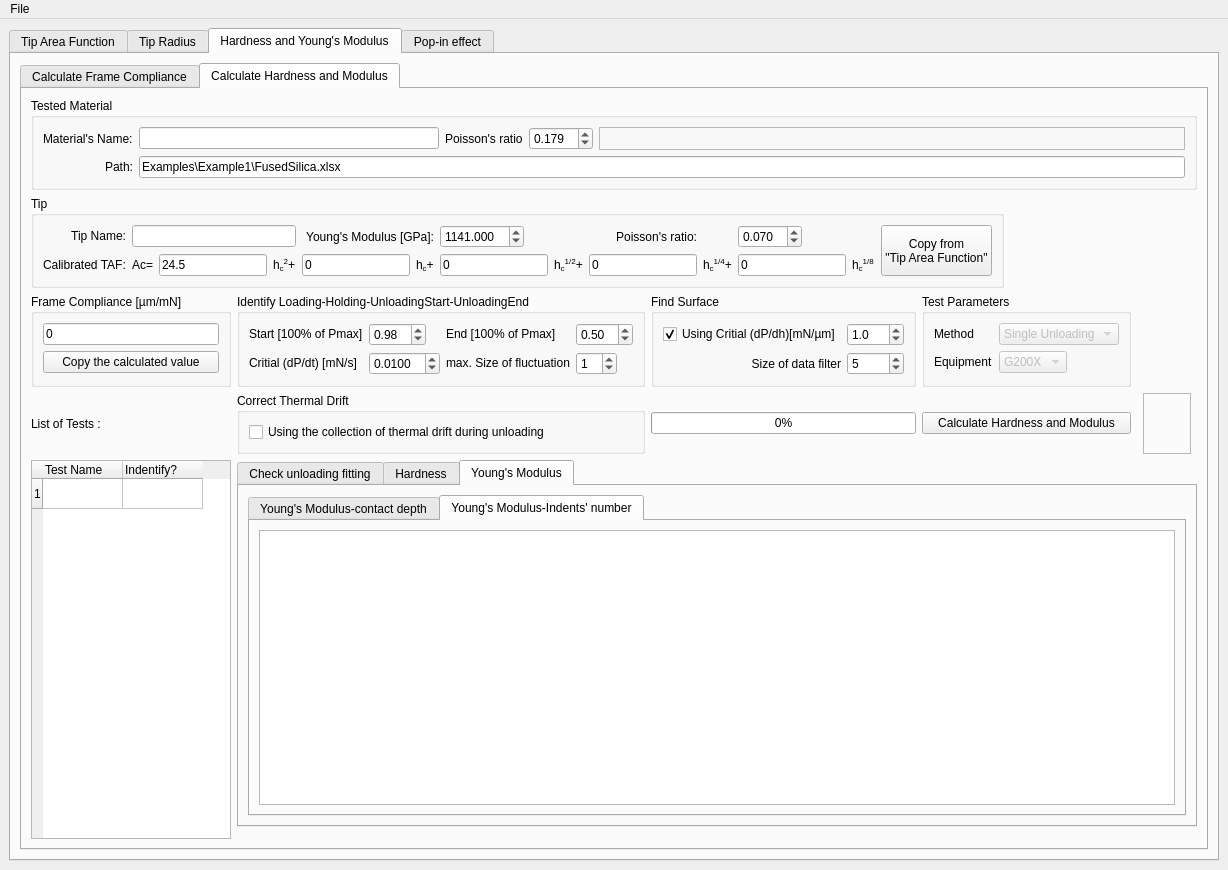
Old version of the form micromechanics_indentationGUI/main_window.ui in the repository micromechanics/indentationGUI.
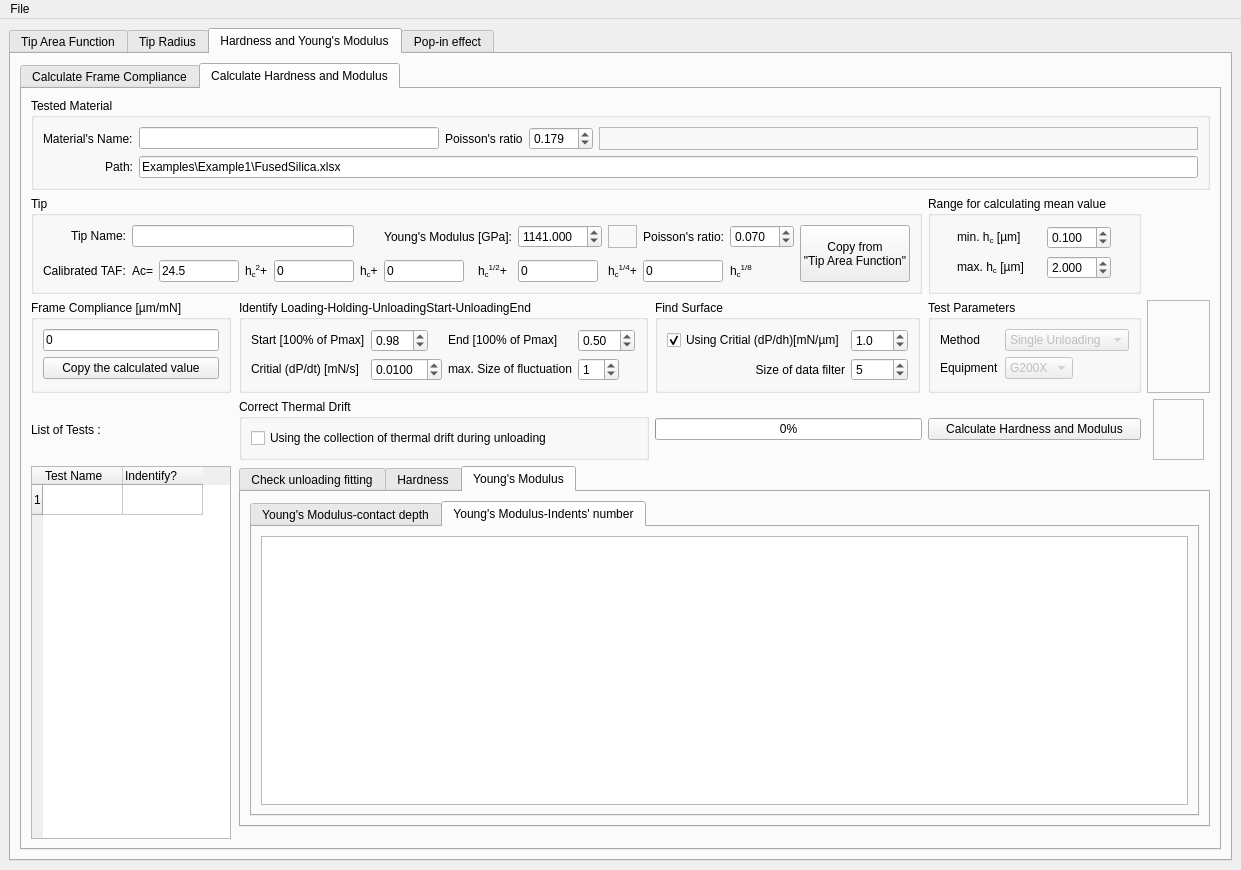
New version of the form. The open tabs and pages were chosen to show the change.

Diff of the .ui file:
```diff
--- a/micromechanics_indentationGUI/main_window.ui
+++ b/micromechanics_indentationGUI/main_window.ui
@@ -6,7 +6,7 @@
    <rect>
     <x>0</x>
     <y>0</y>
-    <width>1226</width>
+    <width>1241</width>
     <height>870</height>
    </rect>
   </property>
@@ -3686,253 +3686,6 @@
                 </property>
                </widget>
               </item>
-              <item row="1" column="0" colspan="7">
-               <widget class="QGroupBox" name="groupBox_23">
-                <property name="sizePolicy">
-                 <sizepolicy hsizetype="Maximum" vsizetype="Minimum">
-                  <horstretch>0</horstretch>
-                  <verstretch>0</verstretch>
-                 </sizepolicy>
-                </property>
-                <property name="minimumSize">
-                 <size>
-                  <width>800</width>
-                  <height>0</height>
-                 </size>
-                </property>
-                <property name="title">
-                 <string>Tip</string>
-                </property>
-                <layout class="QGridLayout" name="gridLayout_43">
-                 <item row="0" column="10">
-                  <widget class="QDoubleSpinBox" name="doubleSpinBox_Poisson_Tip_tabHE">
-                   <property name="sizePolicy">
-                    <sizepolicy hsizetype="Maximum" vsizetype="Fixed">
-                     <horstretch>0</horstretch>
-                     <verstretch>0</verstretch>
-                    </sizepolicy>
-                   </property>
-                   <property name="decimals">
-                    <number>3</number>
-                   </property>
-                   <property name="value">
-                    <double>0.070000000000000</double>
-                   </property>
-                  </widget>
-                 </item>
-                 <item row="1" column="6">
-                  <widget class="QLineEdit" name="lineEdit_TAF3_tabHE">
-                   <property name="text">
-                    <string>0</string>
-                   </property>
-                   <property name="readOnly">
-                    <bool>true</bool>
-                   </property>
-                  </widget>
-                 </item>
-                 <item row="1" column="11">
-                  <widget class="QLabel" name="label_58">
-                   <property name="sizePolicy">
-                    <sizepolicy hsizetype="Maximum" vsizetype="Preferred">
-                     <horstretch>0</horstretch>
-                     <verstretch>0</verstretch>
-                    </sizepolicy>
-                   </property>
-                   <property name="text">
-                    <string>&lt;html&gt;&lt;head/&gt;&lt;body&gt;&lt;p&gt;h&lt;span style=&quot; vertical-align:sub;&quot;&gt;c&lt;/span&gt;&lt;span style=&quot; vertical-align:super;&quot;&gt;1/8&lt;/span&gt;&lt;/p&gt;&lt;/body&gt;&lt;/html&gt;</string>
-                   </property>
-                  </widget>
-                 </item>
-                 <item row="1" column="8">
-                  <widget class="QLineEdit" name="lineEdit_TAF4_tabHE">
-                   <property name="text">
-                    <string>0</string>
-                   </property>
-                   <property name="readOnly">
-                    <bool>true</bool>
-                   </property>
-                  </widget>
-                 </item>
-                 <item row="1" column="4">
-                  <widget class="QLineEdit" name="lineEdit_TAF2_tabHE">
-                   <property name="text">
-                    <string>0</string>
-                   </property>
-                   <property name="readOnly">
-                    <bool>true</bool>
-                   </property>
-                  </widget>
-                 </item>
-                 <item row="0" column="6">
-                  <widget class="QDoubleSpinBox" name="doubleSpinBox_E_Tip_tabHE">
-                   <property name="sizePolicy">
-                    <sizepolicy hsizetype="Maximum" vsizetype="Fixed">
-                     <horstretch>0</horstretch>
-                     <verstretch>0</verstretch>
-                    </sizepolicy>
-                   </property>
-                   <property name="decimals">
-                    <number>3</number>
-                   </property>
-                   <property name="maximum">
-                    <double>99999.990000000005239</double>
-                   </property>
-                   <property name="value">
-                    <double>1141.000000000000000</double>
-                   </property>
-                  </widget>
-                 </item>
-                 <item row="1" column="7">
-                  <widget class="QLabel" name="label_54">
-                   <property name="sizePolicy">
-                    <sizepolicy hsizetype="Maximum" vsizetype="Preferred">
-                     <horstretch>0</horstretch>
-                     <verstretch>0</verstretch>
-                    </sizepolicy>
-                   </property>
-                   <property name="text">
-                    <string>&lt;html&gt;&lt;head/&gt;&lt;body&gt;&lt;p&gt;h&lt;span style=&quot; vertical-align:sub;&quot;&gt;c&lt;/span&gt;&lt;span style=&quot; vertical-align:super;&quot;&gt;1/2&lt;/span&gt;+&lt;/p&gt;&lt;/body&gt;&lt;/html&gt;</string>
-                   </property>
-                  </widget>
-                 </item>
-                 <item row="0" column="0">
-                  <widget class="QLabel" name="label_52">
-                   <property name="sizePolicy">
-                    <sizepolicy hsizetype="Preferred" vsizetype="Maximum">
-                     <horstretch>0</horstretch>
-                     <verstretch>0</verstretch>
-                    </sizepolicy>
-                   </property>
-                   <property name="text">
-                    <string>Tip Name:</string>
-                   </property>
-                   <property name="alignment">
-                    <set>Qt::AlignRight|Qt::AlignTrailing|Qt::AlignVCenter</set>
-                   </property>
-                  </widget>
-                 </item>
-                 <item row="0" column="1" colspan="3">
-                  <widget class="QLineEdit" name="lineEdit_TipName_tabHE"/>
-                 </item>
-                 <item row="1" column="2">
-                  <widget class="QLineEdit" name="lineEdit_TAF1_tabHE">
-                   <property name="text">
-                    <string>24.5</string>
-                   </property>
-                   <property name="readOnly">
-                    <bool>true</bool>
-                   </property>
-                  </widget>
-                 </item>
-                 <item row="1" column="0">
-                  <widget class="QLabel" name="label_60">
-                   <property name="text">
-                    <string>Calibrated TAF:</string>
-                   </property>
-                  </widget>
-                 </item>
-                 <item row="1" column="1">
-                  <widget class="QLabel" name="label_56">
-                   <property name="sizePolicy">
-                    <sizepolicy hsizetype="Maximum" vsizetype="Preferred">
-                     <horstretch>0</horstretch>
-                     <verstretch>0</verstretch>
-                    </sizepolicy>
-                   </property>
-                   <property name="text">
-                    <string>Ac=</string>
-                   </property>
-                  </widget>
-                 </item>
-                 <item row="1" column="3">
-                  <widget class="QLabel" name="label_57">
-                   <property name="sizePolicy">
-                    <sizepolicy hsizetype="Maximum" vsizetype="Preferred">
-                     <horstretch>0</horstretch>
-                     <verstretch>0</verstretch>
-                    </sizepolicy>
-                   </property>
-                   <property name="text">
-                    <string>&lt;html&gt;&lt;head/&gt;&lt;body&gt;&lt;p&gt;h&lt;span style=&quot; vertical-align:sub;&quot;&gt;c&lt;/span&gt;&lt;span style=&quot; vertical-align:super;&quot;&gt;2&lt;/span&gt;+&lt;/p&gt;&lt;/body&gt;&lt;/html&gt;</string>
-                   </property>
-                  </widget>
-                 </item>
-                 <item row="1" column="10">
-                  <widget class="QLineEdit" name="lineEdit_TAF5_tabHE">
-                   <property name="text">
-                    <string>0</string>
-                   </property>
-                   <property name="readOnly">
-                    <bool>true</bool>
-                   </property>
-                  </widget>
-                 </item>
-                 <item row="1" column="5">
-                  <widget class="QLabel" name="label_55">
-                   <property name="sizePolicy">
-                    <sizepolicy hsizetype="Maximum" vsizetype="Preferred">
-                     <horstretch>0</horstretch>
-                     <verstretch>0</verstretch>
-                    </sizepolicy>
-                   </property>
-                   <property name="text">
-                    <string>&lt;html&gt;&lt;head/&gt;&lt;body&gt;&lt;p&gt;h&lt;span style=&quot; vertical-align:sub;&quot;&gt;c&lt;/span&gt;+&lt;/p&gt;&lt;/body&gt;&lt;/html&gt;</string>
-                   </property>
-                  </widget>
-                 </item>
-                 <item row="0" column="4" colspan="2">
-                  <widget class="QLabel" name="label_61">
-                   <property name="text">
-                    <string>Young's Modulus [GPa]:</string>
-                   </property>
-                   <property name="alignment">
-                    <set>Qt::AlignRight|Qt::AlignTrailing|Qt::AlignVCenter</set>
-                   </property>
-                  </widget>
-                 </item>
-                 <item row="1" column="9">
-                  <widget class="QLabel" name="label_53">
-                   <property name="sizePolicy">
-                    <sizepolicy hsizetype="Maximum" vsizetype="Preferred">
-                     <horstretch>0</horstretch>
-                     <verstretch>0</verstretch>
-                    </sizepolicy>
-                   </property>
-                   <property name="text">
-                    <string>&lt;html&gt;&lt;head/&gt;&lt;body&gt;&lt;p&gt;h&lt;span style=&quot; vertical-align:sub;&quot;&gt;c&lt;/span&gt;&lt;span style=&quot; vertical-align:super;&quot;&gt;1/4&lt;/span&gt;+&lt;/p&gt;&lt;/body&gt;&lt;/html&gt;</string>
-                   </property>
-                  </widget>
-                 </item>
-                 <item row="0" column="13" rowspan="2">
-                  <widget class="QPushButton" name="Copy_TAF_tabHE">
-                   <property name="sizePolicy">
-                    <sizepolicy hsizetype="Minimum" vsizetype="Preferred">
-                     <horstretch>0</horstretch>
-                     <verstretch>0</verstretch>
-                    </sizepolicy>
-                   </property>
-                   <property name="text">
-                    <string>Copy from
-&quot;Tip Area Function&quot;</string>
-                   </property>
-                  </widget>
-                 </item>
-                 <item row="0" column="8">
-                  <widget class="QLabel" name="label_62">
-                   <property name="text">
-                    <string>Poisson's ratio:</string>
-                   </property>
-                   <property name="scaledContents">
-                    <bool>true</bool>
-                   </property>
-                   <property name="alignment">
-                    <set>Qt::AlignRight|Qt::AlignTrailing|Qt::AlignVCenter</set>
-                   </property>
-                  </widget>
-                 </item>
-                </layout>
-               </widget>
-              </item>
               <item row="4" column="1">
                <widget class="QGroupBox" name="groupBox_42">
                 <property name="title">
@@ -4177,11 +3930,17 @@
               <item row="3" column="1">
                <widget class="QGroupBox" name="groupBox_20">
                 <property name="sizePolicy">
-                 <sizepolicy hsizetype="Maximum" vsizetype="Maximum">
+                 <sizepolicy hsizetype="Preferred" vsizetype="Preferred">
                   <horstretch>0</horstretch>
                   <verstretch>0</verstretch>
                  </sizepolicy>
                 </property>
+                <property name="maximumSize">
+                 <size>
+                  <width>409</width>
+                  <height>16777215</height>
+                 </size>
+                </property>
                 <property name="title">
                  <string>Identify Loading-Holding-UnloadingStart-UnloadingEnd</string>
                 </property>
@@ -4299,7 +4058,7 @@
               <item row="3" column="2">
                <widget class="QGroupBox" name="groupBox_21">
                 <property name="sizePolicy">
-                 <sizepolicy hsizetype="Preferred" vsizetype="Preferred">
+                 <sizepolicy hsizetype="Maximum" vsizetype="Preferred">
                   <horstretch>0</horstretch>
                   <verstretch>0</verstretch>
                  </sizepolicy>
@@ -4551,6 +4310,418 @@
                 </property>
                </widget>
               </item>
+              <item row="1" column="0" colspan="3">
+               <widget class="QGroupBox" name="groupBox_23">
+                <property name="sizePolicy">
+                 <sizepolicy hsizetype="Maximum" vsizetype="Minimum">
+                  <horstretch>0</horstretch>
+                  <verstretch>0</verstretch>
+                 </sizepolicy>
+                </property>
+                <property name="minimumSize">
+                 <size>
+                  <width>0</width>
+                  <height>0</height>
+                 </size>
+                </property>
+                <property name="title">
+                 <string>Tip</string>
+                </property>
+                <layout class="QGridLayout" name="gridLayout_43">
+                 <item row="0" column="9">
+                  <widget class="QFrame" name="frame_19">
+                   <property name="frameShape">
+                    <enum>QFrame::StyledPanel</enum>
+                   </property>
+                   <property name="frameShadow">
+                    <enum>QFrame::Raised</enum>
+                   </property>
+                  </widget>
+                 </item>
+                 <item row="2" column="0">
+                  <widget class="QLabel" name="label_60">
+                   <property name="text">
+                    <string>Calibrated TAF:</string>
+                   </property>
+                  </widget>
+                 </item>
+                 <item row="0" column="12">
+                  <widget class="QDoubleSpinBox" name="doubleSpinBox_Poisson_Tip_tabHE">
+                   <property name="sizePolicy">
+                    <sizepolicy hsizetype="Maximum" vsizetype="Fixed">
+                     <horstretch>0</horstretch>
+                     <verstretch>0</verstretch>
+                    </sizepolicy>
+                   </property>
+                   <property name="decimals">
+                    <number>3</number>
+                   </property>
+                   <property name="value">
+                    <double>0.070000000000000</double>
+                   </property>
+                  </widget>
+                 </item>
+                 <item row="2" column="6">
+                  <widget class="QLineEdit" name="lineEdit_TAF3_tabHE">
+                   <property name="sizePolicy">
+                    <sizepolicy hsizetype="Fixed" vsizetype="Fixed">
+                     <horstretch>0</horstretch>
+                     <verstretch>0</verstretch>
+                    </sizepolicy>
+                   </property>
+                   <property name="minimumSize">
+                    <size>
+                     <width>80</width>
+                     <height>0</height>
+                    </size>
+                   </property>
+                   <property name="maximumSize">
+                    <size>
+                     <width>80</width>
+                     <height>16777215</height>
+                    </size>
+                   </property>
+                   <property name="text">
+                    <string>0</string>
+                   </property>
+                   <property name="readOnly">
+                    <bool>true</bool>
+                   </property>
+                  </widget>
+                 </item>
+                 <item row="2" column="8">
+                  <widget class="QLineEdit" name="lineEdit_TAF4_tabHE">
+                   <property name="minimumSize">
+                    <size>
+                     <width>80</width>
+                     <height>0</height>
+                    </size>
+                   </property>
+                   <property name="maximumSize">
+                    <size>
+                     <width>80</width>
+                     <height>16777215</height>
+                    </size>
+                   </property>
+                   <property name="text">
+                    <string>0</string>
+                   </property>
+                   <property name="readOnly">
+                    <bool>true</bool>
+                   </property>
+                  </widget>
+                 </item>
+                 <item row="0" column="15" rowspan="3">
+                  <widget class="QPushButton" name="Copy_TAF_tabHE">
+                   <property name="sizePolicy">
+                    <sizepolicy hsizetype="Maximum" vsizetype="Preferred">
+                     <horstretch>0</horstretch>
+                     <verstretch>0</verstretch>
+                    </sizepolicy>
+                   </property>
+                   <property name="minimumSize">
+                    <size>
+                     <width>110</width>
+                     <height>0</height>
+                    </size>
+                   </property>
+                   <property name="text">
+                    <string>Copy from
+&quot;Tip Area Function&quot;</string>
+                   </property>
+                  </widget>
+                 </item>
+                 <item row="2" column="12">
+                  <widget class="QLabel" name="label_58">
+                   <property name="sizePolicy">
+                    <sizepolicy hsizetype="Maximum" vsizetype="Preferred">
+                     <horstretch>0</horstretch>
+                     <verstretch>0</verstretch>
+                    </sizepolicy>
+                   </property>
+                   <property name="text">
+                    <string>&lt;html&gt;&lt;head/&gt;&lt;body&gt;&lt;p&gt;h&lt;span style=&quot; vertical-align:sub;&quot;&gt;c&lt;/span&gt;&lt;span style=&quot; vertical-align:super;&quot;&gt;1/8&lt;/span&gt;&lt;/p&gt;&lt;/body&gt;&lt;/html&gt;</string>
+                   </property>
+                  </widget>
+                 </item>
+                 <item row="0" column="1" colspan="4">
+                  <widget class="QLineEdit" name="lineEdit_TipName_tabHE"/>
+                 </item>
+                 <item row="2" column="3">
+                  <widget class="QLabel" name="label_57">
+                   <property name="sizePolicy">
+                    <sizepolicy hsizetype="Maximum" vsizetype="Preferred">
+                     <horstretch>0</horstretch>
+                     <verstretch>0</verstretch>
+                    </sizepolicy>
+                   </property>
+                   <property name="text">
+                    <string>&lt;html&gt;&lt;head/&gt;&lt;body&gt;&lt;p&gt;h&lt;span style=&quot; vertical-align:sub;&quot;&gt;c&lt;/span&gt;&lt;span style=&quot; vertical-align:super;&quot;&gt;2&lt;/span&gt;+&lt;/p&gt;&lt;/body&gt;&lt;/html&gt;</string>
+                   </property>
+                  </widget>
+                 </item>
+                 <item row="2" column="10">
+                  <widget class="QLineEdit" name="lineEdit_TAF5_tabHE">
+                   <property name="minimumSize">
+                    <size>
+                     <width>80</width>
+                     <height>0</height>
+                    </size>
+                   </property>
+                   <property name="maximumSize">
+                    <size>
+                     <width>80</width>
+                     <height>16777215</height>
+                    </size>
+                   </property>
+                   <property name="text">
+                    <string>0</string>
+                   </property>
+                   <property name="readOnly">
+                    <bool>true</bool>
+                   </property>
+                  </widget>
+                 </item>
+                 <item row="2" column="7">
+                  <widget class="QLabel" name="label_54">
+                   <property name="sizePolicy">
+                    <sizepolicy hsizetype="Maximum" vsizetype="Preferred">
+                     <horstretch>0</horstretch>
+                     <verstretch>0</verstretch>
+                    </sizepolicy>
+                   </property>
+                   <property name="text">
+                    <string>&lt;html&gt;&lt;head/&gt;&lt;body&gt;&lt;p&gt;h&lt;span style=&quot; vertical-align:sub;&quot;&gt;c&lt;/span&gt;&lt;span style=&quot; vertical-align:super;&quot;&gt;1/2&lt;/span&gt;+&lt;/p&gt;&lt;/body&gt;&lt;/html&gt;</string>
+                   </property>
+                  </widget>
+                 </item>
+                 <item row="2" column="1">
+                  <widget class="QLabel" name="label_56">
+                   <property name="sizePolicy">
+                    <sizepolicy hsizetype="Maximum" vsizetype="Preferred">
+                     <horstretch>0</horstretch>
+                     <verstretch>0</verstretch>
+                    </sizepolicy>
+                   </property>
+                   <property name="text">
+                    <string>Ac=</string>
+                   </property>
+                  </widget>
+                 </item>
+                 <item row="0" column="0">
+                  <widget class="QLabel" name="label_52">
+                   <property name="sizePolicy">
+                    <sizepolicy hsizetype="Preferred" vsizetype="Maximum">
+                     <horstretch>0</horstretch>
+                     <verstretch>0</verstretch>
+                    </sizepolicy>
+                   </property>
+                   <property name="text">
+                    <string>Tip Name:</string>
+                   </property>
+                   <property name="alignment">
+                    <set>Qt::AlignRight|Qt::AlignTrailing|Qt::AlignVCenter</set>
+                   </property>
+                  </widget>
+                 </item>
+                 <item row="2" column="9">
+                  <widget class="QLabel" name="label_53">
+                   <property name="sizePolicy">
+                    <sizepolicy hsizetype="Maximum" vsizetype="Preferred">
+                     <horstretch>0</horstretch>
+                     <verstretch>0</verstretch>
+                    </sizepolicy>
+                   </property>
+                   <property name="text">
+                    <string>&lt;html&gt;&lt;head/&gt;&lt;body&gt;&lt;p&gt;h&lt;span style=&quot; vertical-align:sub;&quot;&gt;c&lt;/span&gt;&lt;span style=&quot; vertical-align:super;&quot;&gt;1/4&lt;/span&gt;+&lt;/p&gt;&lt;/body&gt;&lt;/html&gt;</string>
+                   </property>
+                  </widget>
+                 </item>
+                 <item row="0" column="10">
+                  <widget class="QLabel" name="label_62">
+                   <property name="text">
+                    <string>Poisson's ratio:</string>
+                   </property>
+                   <property name="scaledContents">
+                    <bool>true</bool>
+                   </property>
+                   <property name="alignment">
+                    <set>Qt::AlignRight|Qt::AlignTrailing|Qt::AlignVCenter</set>
+                   </property>
+                  </widget>
+                 </item>
+                 <item row="2" column="4">
+                  <widget class="QLineEdit" name="lineEdit_TAF2_tabHE">
+                   <property name="minimumSize">
+                    <size>
+                     <width>80</width>
+                     <height>0</height>
+                    </size>
+                   </property>
+                   <property name="text">
+                    <string>0</string>
+                   </property>
+                   <property name="readOnly">
+                    <bool>true</bool>
+                   </property>
+                  </widget>
+                 </item>
+                 <item row="2" column="5">
+                  <widget class="QLabel" name="label_55">
+                   <property name="sizePolicy">
+                    <sizepolicy hsizetype="Maximum" vsizetype="Preferred">
+                     <horstretch>0</horstretch>
+                     <verstretch>0</verstretch>
+                    </sizepolicy>
+                   </property>
+                   <property name="text">
+                    <string>&lt;html&gt;&lt;head/&gt;&lt;body&gt;&lt;p&gt;h&lt;span style=&quot; vertical-align:sub;&quot;&gt;c&lt;/span&gt;+&lt;/p&gt;&lt;/body&gt;&lt;/html&gt;</string>
+                   </property>
+                  </widget>
+                 </item>
+                 <item row="2" column="2">
+                  <widget class="QLineEdit" name="lineEdit_TAF1_tabHE">
+                   <property name="sizePolicy">
+                    <sizepolicy hsizetype="Maximum" vsizetype="Fixed">
+                     <horstretch>0</horstretch>
+                     <verstretch>0</verstretch>
+                    </sizepolicy>
+                   </property>
+                   <property name="minimumSize">
+                    <size>
+                     <width>80</width>
+                     <height>0</height>
+                    </size>
+                   </property>
+                   <property name="text">
+                    <string>24.5</string>
+                   </property>
+                   <property name="readOnly">
+                    <bool>true</bool>
+                   </property>
+                  </widget>
+                 </item>
+                 <item row="0" column="8">
+                  <widget class="QDoubleSpinBox" name="doubleSpinBox_E_Tip_tabHE">
+                   <property name="sizePolicy">
+                    <sizepolicy hsizetype="Maximum" vsizetype="Fixed">
+                     <horstretch>0</horstretch>
+                     <verstretch>0</verstretch>
+                    </sizepolicy>
+                   </property>
+                   <property name="decimals">
+                    <number>3</number>
+                   </property>
+                   <property name="maximum">
+                    <double>99999.990000000005239</double>
+                   </property>
+                   <property name="value">
+                    <double>1141.000000000000000</double>
+                   </property>
+                  </widget>
+                 </item>
+                 <item row="0" column="6" colspan="2">
+                  <widget class="QLabel" name="label_61">
+                   <property name="text">
+                    <string>Young's Modulus [GPa]:</string>
+                   </property>
+                   <property name="alignment">
+                    <set>Qt::AlignRight|Qt::AlignTrailing|Qt::AlignVCenter</set>
+                   </property>
+                  </widget>
+                 </item>
+                </layout>
+               </widget>
+              </item>
+              <item row="3" column="4" colspan="11">
+               <widget class="QFrame" name="frame_20">
+                <property name="sizePolicy">
+                 <sizepolicy hsizetype="Expanding" vsizetype="Preferred">
+                  <horstretch>0</horstretch>
+                  <verstretch>0</verstretch>
+                 </sizepolicy>
+                </property>
+                <property name="frameShape">
+                 <enum>QFrame::StyledPanel</enum>
+                </property>
+                <property name="frameShadow">
+                 <enum>QFrame::Raised</enum>
+                </property>
+               </widget>
+              </item>
+              <item row="1" column="3">
+               <widget class="QGroupBox" name="groupBox_47">
+                <property name="sizePolicy">
+                 <sizepolicy hsizetype="Preferred" vsizetype="Preferred">
+                  <horstretch>0</horstretch>
+                  <verstretch>0</verstretch>
+                 </sizepolicy>
+                </property>
+                <property name="title">
+                 <string>Range for calculating mean value</string>
+                </property>
+                <layout class="QGridLayout" name="gridLayout_97">
+                 <item row="1" column="0">
+                  <widget class="QLabel" name="label_108">
+                   <property name="sizePolicy">
+                    <sizepolicy hsizetype="Maximum" vsizetype="Preferred">
+                     <horstretch>0</horstretch>
+                     <verstretch>0</verstretch>
+                    </sizepolicy>
+                   </property>
+                   <property name="text">
+                    <string>&lt;html&gt;&lt;head/&gt;&lt;body&gt;&lt;p&gt;min. h&lt;span style=&quot; vertical-align:sub;&quot;&gt;c&lt;/span&gt; [µm]&lt;/p&gt;&lt;/body&gt;&lt;/html&gt;</string>
+                   </property>
+                  </widget>
+                 </item>
+                 <item row="2" column="0">
+                  <widget class="QLabel" name="label_120">
+                   <property name="sizePolicy">
+                    <sizepolicy hsizetype="Maximum" vsizetype="Preferred">
+                     <horstretch>0</horstretch>
+                     <verstretch>0</verstretch>
+                    </sizepolicy>
+                   </property>
+                   <property name="text">
+                    <string>&lt;html&gt;&lt;head/&gt;&lt;body&gt;&lt;p&gt;max. h&lt;span style=&quot; vertical-align:sub;&quot;&gt;c&lt;/span&gt; [µm]&lt;/p&gt;&lt;/body&gt;&lt;/html&gt;</string>
+                   </property>
+                  </widget>
+                 </item>
+                 <item row="1" column="1">
+                  <widget class="QDoubleSpinBox" name="doubleSpinBox_minhc4mean_tabHE">
+                   <property name="sizePolicy">
+                    <sizepolicy hsizetype="Maximum" vsizetype="Fixed">
+                     <horstretch>0</horstretch>
+                     <verstretch>0</verstretch>
+                    </sizepolicy>
+                   </property>
+                   <property name="decimals">
+                    <number>3</number>
+                   </property>
+                   <property name="value">
+                    <double>0.100000000000000</double>
+                   </property>
+                  </widget>
+                 </item>
+                 <item row="2" column="1">
+                  <widget class="QDoubleSpinBox" name="doubleSpinBox_maxhc4mean_tabHE">
+                   <property name="sizePolicy">
+                    <sizepolicy hsizetype="Maximum" vsizetype="Fixed">
+                     <horstretch>0</horstretch>
+                     <verstretch>0</verstretch>
+                    </sizepolicy>
+                   </property>
+                   <property name="decimals">
+                    <number>3</number>
+                   </property>
+                   <property name="value">
+                    <double>2.000000000000000</double>
+                   </property>
+                  </widget>
+                 </item>
+                </layout>
+               </widget>
+              </item>
              </layout>
             </widget>
            </widget>
@@ -6258,7 +6429,7 @@
     <rect>
      <x>0</x>
      <y>0</y>
-     <width>1226</width>
+     <width>1241</width>
      <height>22</height>
     </rect>
    </property>
```
Left out of the diff: 134 changed lines with no effect on the pictures.
